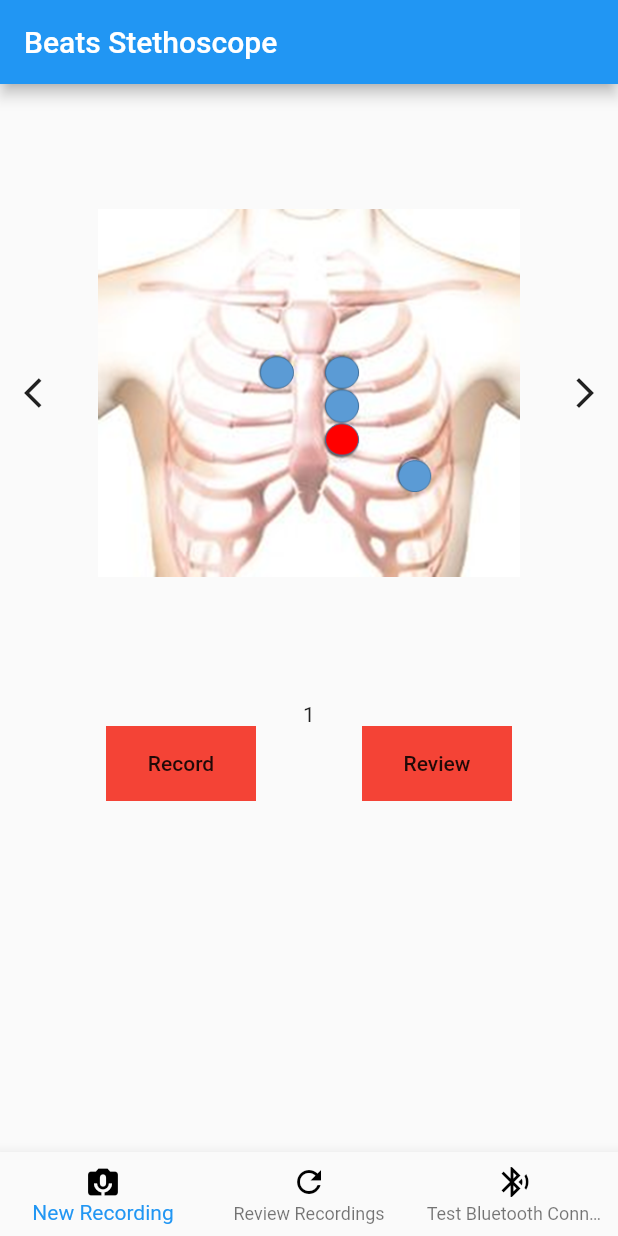
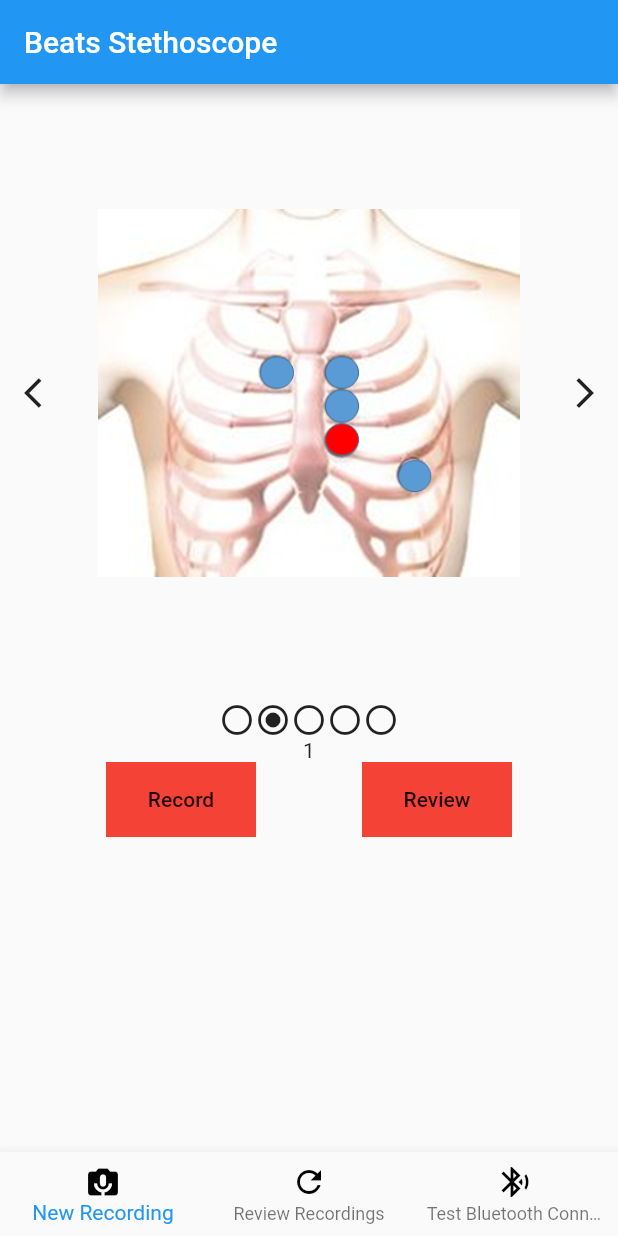
Before and after one commit to Rockwell-Holbrook/nursing_capstone, a Flutter app: the screen it shows after launch, after a tap on the "arrow forward ios" icon, on a phone screen of 412 x 824 dp. Run offline on Flutter 3.47's test engine with Material 2 defaults, Android fonts, the phone set to English and light mode, and no system bars; our stand-ins replace flutter_blue.

```diff
--- a/mobile/lib/pages/home.dart
+++ b/mobile/lib/pages/home.dart
@@ -1,6 +1,8 @@
 import 'package:flutter/material.dart';
+import 'package:mobile/widgets/carousel_dots.dart';
 import 'package:mobile/widgets/devices_dialog.dart';
 import 'package:mobile/widgets/carousel.dart';
+
 
 class Home extends StatefulWidget {
   @override
@@ -12,6 +14,8 @@ class _HomeState extends State<Home> {
   int _pageNumber;
   int _carouselPage;
   bool _admin;
+
+  GlobalKey<CarouselDotsState> _keyChild = GlobalKey();
 
   void initState() {
     super.initState();
@@ -63,9 +67,11 @@ class _HomeState extends State<Home> {
                   setState(() {
                     _carouselPage = index;
                   });
+                  _keyChild.currentState.changeDots(index);
                 },
                 submit: () {print('submit');},
               ),
+              CarouselDots(_keyChild),
               Text(_carouselPage.toString()),
               Row(
                 mainAxisAlignment: MainAxisAlignment.spaceEvenly,
--- /dev/null
+++ b/mobile/lib/widgets/carousel_dots.dart
@@ -0,0 +1,40 @@
+import 'package:flutter/material.dart';
+
+class CarouselDots extends StatefulWidget {
+  @override
+  CarouselDotsState createState() =>
+    new CarouselDotsState();
+
+  const CarouselDots(Key key) : super(key : key);
+}
+
+class CarouselDotsState extends State<CarouselDots> {
+int _index;
+List<Icon> _dotIcons;
+
+void initState() {
+  super.initState();
+  _index = 0;
+  _dotIcons = [Icon(Icons.radio_button_checked), Icon(Icons.radio_button_unchecked), Icon(Icons.radio_button_unchecked),
+                        Icon(Icons.radio_button_unchecked), Icon(Icons.radio_button_unchecked)];
+}
+
+void changeDots(i) {
+  setState(() {
+  _dotIcons[_index] = Icon(Icons.radio_button_unchecked);
+  _dotIcons[i] = Icon(Icons.radio_button_checked);
+  _index = i;
+  });
+}
+
+  @override
+  Widget build(BuildContext context) {
+    return Center(
+      child: Row(
+        mainAxisAlignment: MainAxisAlignment.center,
+        children: _dotIcons,
+      )
+    );
+  }
+
+}
```
Also changed, not shown: mobile/lib/widgets/form.dart (added).
